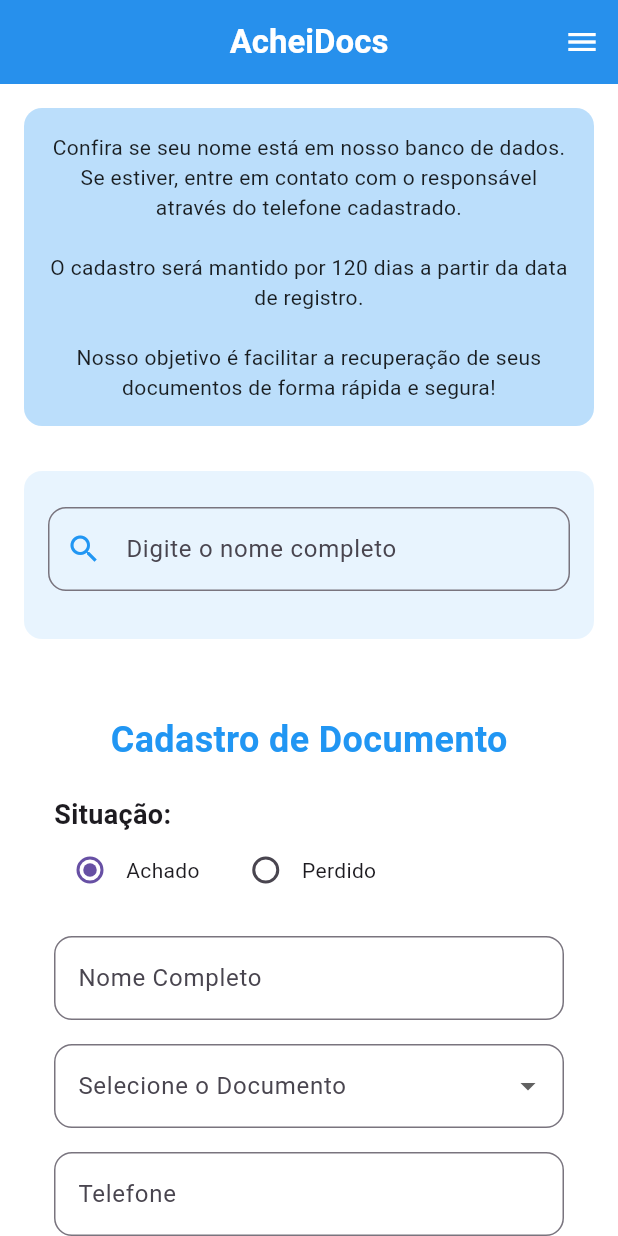
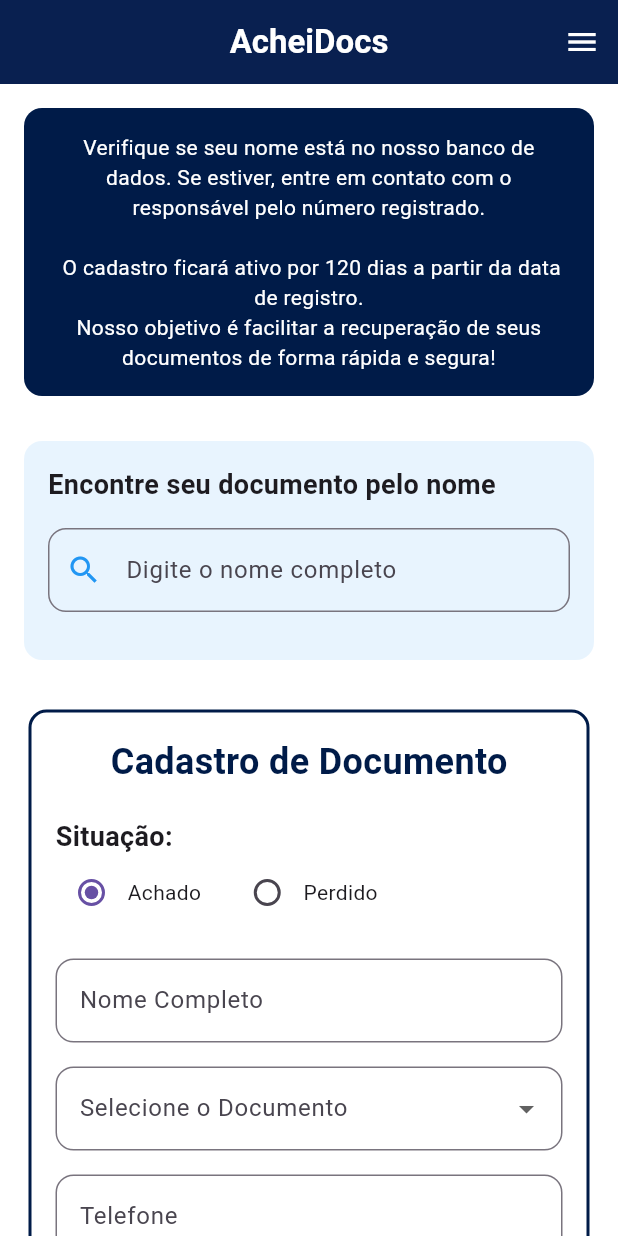
Before and after one commit to Gerleidson/AcheiDocsApp, a Flutter app: the screen it shows after launch, on a phone screen of 412 x 824 dp. Run offline on Flutter 3.47's test engine with Material 3 defaults, Android fonts, the phone set to English and light mode, and no system bars; our stand-ins replace firebase_core, firebase_database, mask_text_input_formatter; accounts and stored records are empty.

Commit message:
Ajustes no projeto

```diff
--- a/lib/main.dart
+++ b/lib/main.dart
@@ -117,7 +117,7 @@ class _SplashScreenState extends State<SplashScreen> with TickerProviderStateMix
   @override
   Widget build(BuildContext context) {
     return Scaffold(
-      backgroundColor: Colors.blue, // Cor de fundo da splash
+      backgroundColor: Color(0xFF001b48), // Cor de fundo da splash
       body: Center(
         child: FadeTransition(
           opacity: _opacityAnimation,
--- a/lib/telas/home_page.dart
+++ b/lib/telas/home_page.dart
@@ -24,22 +24,15 @@ class _HomePageState extends State<HomePage> {
   // Controle de dados do formulário de busca
   final TextEditingController _buscaController = TextEditingController();
 
-  List<String> documentos = [
-    'RG', 'CPF', 'CTPS', 'CNH', 'Passaporte', 'Título de Eleitor', 'Certidão', 'Outros'
-  ];
-
-  List<String> estadosBrasil = [
-    'AC', 'AL', 'AP', 'AM', 'BA', 'CE', 'DF', 'ES', 'GO', 'MA', 'MT', 'MS', 'MG', 'PA', 'PB', 'PR', 'PE', 'PI', 'RJ', 'RN', 'RS', 'RO', 'RR', 'SC', 'SP', 'SE', 'TO'
-  ];
-
   @override
   Widget build(BuildContext context) {
     return Scaffold(
       appBar: AppBar(
-        title: const Text('AcheiDocs', style: TextStyle(fontWeight: FontWeight.bold)), foregroundColor: Colors.white,
+        title: const Text('AcheiDocs', style: TextStyle(fontWeight:
+        FontWeight.bold)), foregroundColor: Colors.white,
 
         centerTitle: true,
-        backgroundColor: Colors.blue,
+        backgroundColor:Color(0xFF001b48),
         elevation: 4,
       ),
 
@@ -50,7 +43,7 @@ class _HomePageState extends State<HomePage> {
           children: <Widget>[
             DrawerHeader(
               decoration: BoxDecoration(
-                color: Colors.blue,
+                color: Color(0xFF001b48),
               ),
               child: Text(
                 'Menu',
@@ -62,7 +55,7 @@ class _HomePageState extends State<HomePage> {
             ),
             ListTile(
               leading: Icon(Icons.home),
-              title: Text('Página Inicial'),
+              title: Text('Inicio'),
               onTap: () {
                 Navigator.pop(context); // Fecha o menu
                 Navigator.pushReplacement(
@@ -107,14 +100,16 @@ class _HomePageState extends State<HomePage> {
             Container(
               padding: const EdgeInsets.all(16),
               decoration: BoxDecoration(
-                color: Colors.blue.shade100,
+                color: Color(0xFF001b48),
                 borderRadius: BorderRadius.circular(12),
               ),
               child: const Text(
-                'Confira se seu nome está em nosso banco de dados. Se estiver, entre em contato com o responsável através do telefone cadastrado.\n\n'
-                    'O cadastro será mantido por 120 dias a partir da data de registro.\n\n'
+                'Verifique se seu nome está no nosso banco de dados. Se '
+                    'estiver, entre em contato com o responsável pelo número '
+                    'registrado.\n\n O cadastro ficará ativo por 120 dias a '
+                    'partir da data de registro.\n'
                     'Nosso objetivo é facilitar a recuperação de seus documentos de forma rápida e segura!',
-                style: TextStyle(fontSize: 14, color: Colors.black87),
+                style: TextStyle(fontSize: 14, color: Colors.white),
                 textAlign: TextAlign.center,
               ),
             ),
@@ -171,6 +166,11 @@ class _HomePageState extends State<HomePage> {
         child: Column(
           crossAxisAlignment: CrossAxisAlignment.start,
           children: [
+            Text(
+              'Encontre seu documento pelo nome',
+              style: TextStyle(fontSize: 18, fontWeight: FontWeight.bold),
+            ),
+            SizedBox(height: 8), // Espaço entre o título e o campo
             const SizedBox(height: 8),
             TextFormField(
               controller: _buscaController,
@@ -336,7 +336,17 @@ class _CadastrarDocumentoState extends State<CadastrarDocumento> {
   @override
   Widget build(BuildContext context) {
     return Padding(
-      padding: const EdgeInsets.all(20.0),
+      padding: const EdgeInsets.all(3.0), //tamanho da largura da borda
+      child: Container(
+        padding: const EdgeInsets.all(16.0), // Adiciona padding interno ao
+        // container
+        decoration: BoxDecoration(
+          border: Border.all(
+            color: Color(0xFF001b48), // Cor da borda
+            width: 2.0, // Largura da borda
+          ),
+          borderRadius: BorderRadius.circular(12), // Borda arredondada
+        ),
         child: Column(
           crossAxisAlignment: CrossAxisAlignment.start,
           children: [
@@ -346,7 +356,7 @@ class _CadastrarDocumentoState extends State<CadastrarDocumento> {
                 style: TextStyle(
                   fontSize: 24,
                   fontWeight: FontWeight.bold,
-                color: Colors.blue,
+                  color: Color(0xFF001b48),
                 ),
               ),
             ),
@@ -431,7 +441,7 @@ class _CadastrarDocumentoState extends State<CadastrarDocumento> {
                     onPressed: _cadastrarDocumento,
                     style: ElevatedButton.styleFrom(
                       foregroundColor: Colors.white,
-                    backgroundColor: Colors.blue, // Cor do texto
+                      backgroundColor: Color(0xFF001b48), // Cor do texto
                       shape: RoundedRectangleBorder(
                         borderRadius: BorderRadius.circular(12), // Bordas arredondadas
                       ),
@@ -450,8 +460,8 @@ class _CadastrarDocumentoState extends State<CadastrarDocumento> {
                 ),
               ),
             )
-
           ],
+        ),
       ),
     );
   }
--- a/pubspec.yaml
+++ b/pubspec.yaml
@@ -15,6 +15,7 @@ dependencies:
   firebase_core: ^2.7.0
   firebase_database: ^10.5.7
   mask_text_input_formatter: ^2.0.0
+  url_launcher: ^6.0.9
 
 
 
```
Also changed, not shown: lib/telas/dicas_seguranca.dart (+7 -3 lines), lib/telas/feedback.dart (+16 -8 lines), lib/telas/sobre.dart (+28 -9 lines), lib/telas/splash_screen.dart (deleted, +0 -105 lines), pubspec.lock. Lines whose indentation alone changed are shown as unchanged.
